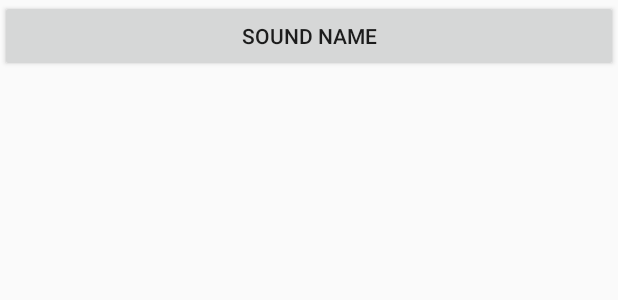
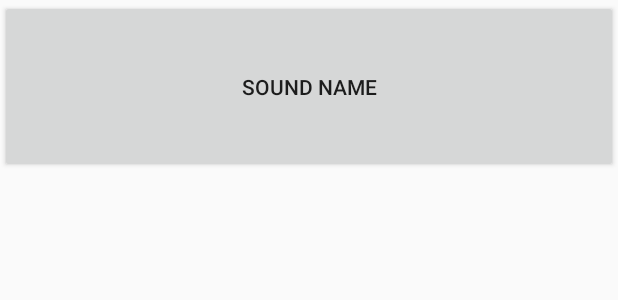
Before and after one commit to silvee/beatbox, an Android app: the layout list_item_sound.xml on its own in the app's theme, with its tools: preview values and no code run, on a phone screen of 412 x 824 dp. Shown: the top 300 px of the screen. Run offline under Robolectric (Android 15) with nearby library versions, the phone set to English and light mode, and no system bars.

Commit message:
Added class SoundViewModel used through layout's data binding to Sound class

```diff
--- a/app/src/main/java/com/example/silvee/beatbox/Sound.java
+++ b/app/src/main/java/com/example/silvee/beatbox/Sound.java
@@ -1,4 +1,6 @@
 package com.example.silvee.beatbox;
+
+import android.databinding.Bindable;
 
 /**
  * Created by silvee on 20.12.2017.
--- a/app/src/main/res/layout/activity_fragment.xml
+++ b/app/src/main/res/layout/activity_fragment.xml
@@ -1,6 +1,6 @@
 <?xml version="1.0" encoding="utf-8"?>
 <FrameLayout xmlns:android="http://schemas.android.com/apk/res/android"
-    android:id="@+id/fragment_frame"
+    android:id="@+id/fragment_container"
     android:layout_width="match_parent"
     android:layout_height="match_parent">
 
--- a/app/src/main/res/layout/list_item_sound.xml
+++ b/app/src/main/res/layout/list_item_sound.xml
@@ -1,9 +1,17 @@
 <?xml version="1.0" encoding="utf-8"?>
 <layout xmlns:android="http://schemas.android.com/apk/res/android"
     xmlns:tools="http://schemas.android.com/tools">
+    <data>
+        <variable
+            name="viewModel"
+            type="com.example.silvee.beatbox.SoundViewModel">
+        </variable>
+    </data>
     <Button
         android:layout_width="match_parent"
         android:layout_height="wrap_content"
+        android:padding="48dp"
+        android:text="@{viewModel.sound.soundName}"
         tools:text="Sound name">
     </Button>
 </layout>
```
Also changed, not shown: app/src/main/java/com/example/silvee/beatbox/BeatBoxActivity.java (+5 -4 lines), app/src/main/java/com/example/silvee/beatbox/BeatBoxFragment.java (+7 -1 lines), app/src/main/java/com/example/silvee/beatbox/SoundViewModel.java (added, +32 -0 lines).
